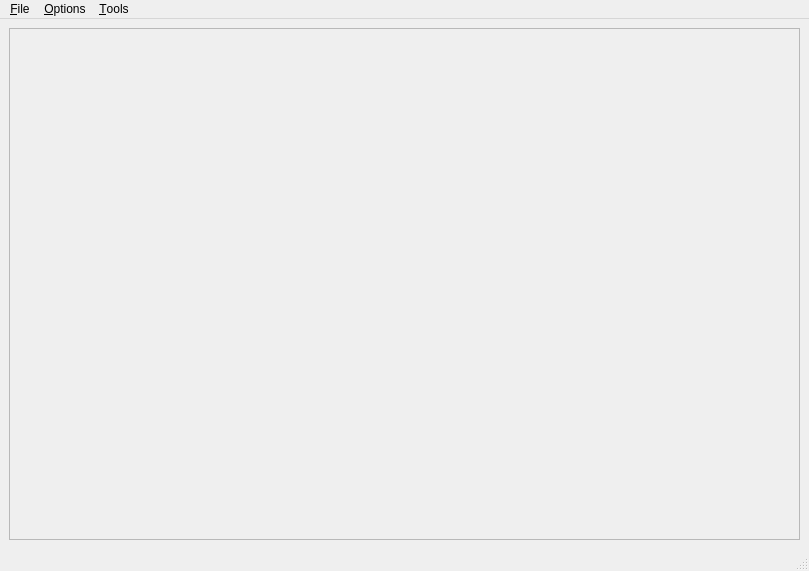
This is forms/mainwindow.ui in isis-group/vast as Qt 5 draws it before an edit. The edited form follows.
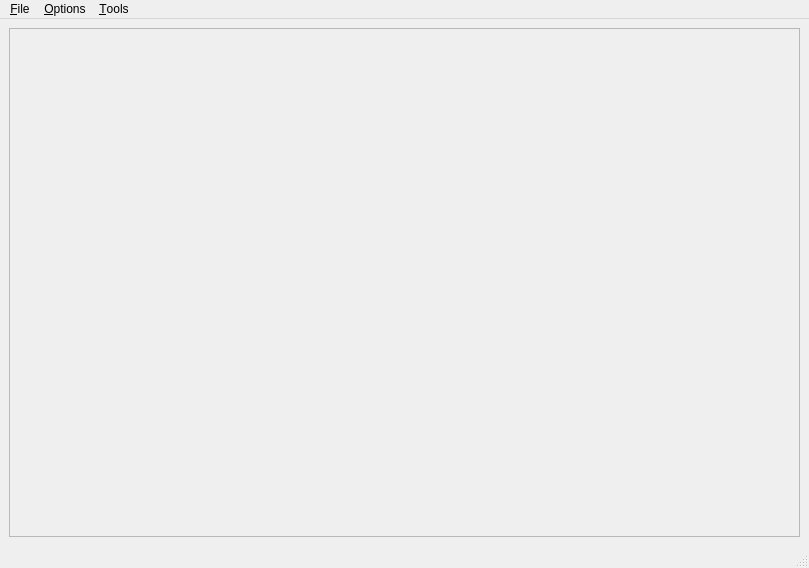
This is the edited form. Icons and pictures are not drawn.

```diff
--- a/forms/mainwindow.ui
+++ b/forms/mainwindow.ui
@@ -7,7 +7,7 @@
     <x>0</x>
     <y>0</y>
     <width>809</width>
-    <height>571</height>
+    <height>568</height>
    </rect>
   </property>
   <property name="windowTitle">
@@ -25,8 +25,8 @@
         <rect>
          <x>0</x>
          <y>0</y>
-         <width>771</width>
-         <height>484</height>
+         <width>773</width>
+         <height>485</height>
         </rect>
        </property>
        <layout class="QVBoxLayout" name="verticalLayout">
```
Left out of the diff: 2 changed lines with no effect on the pictures.
